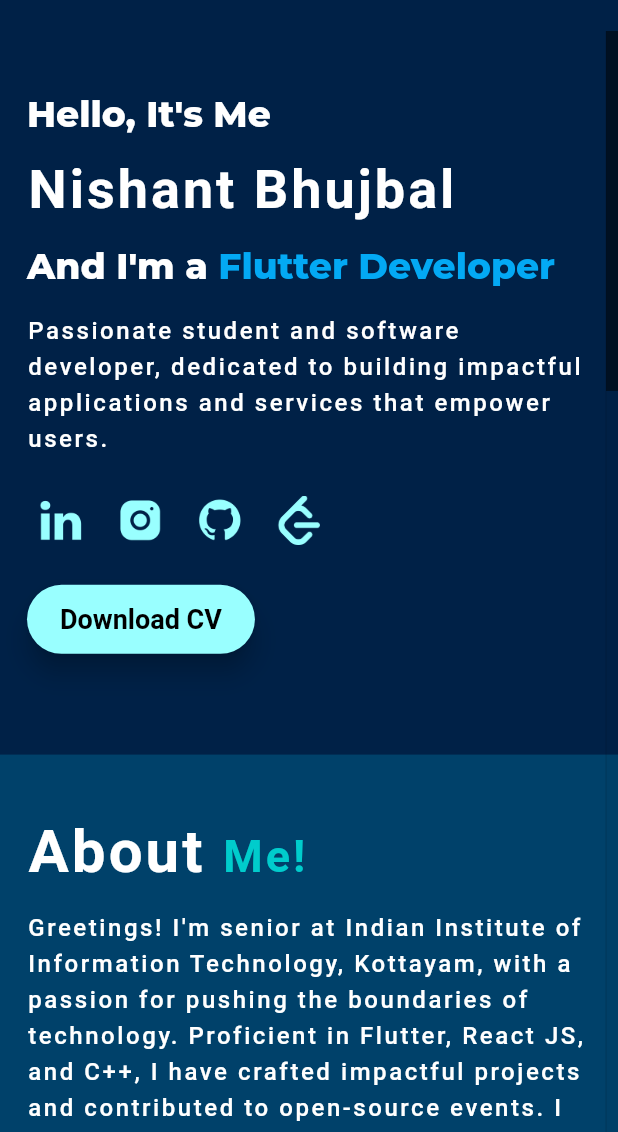
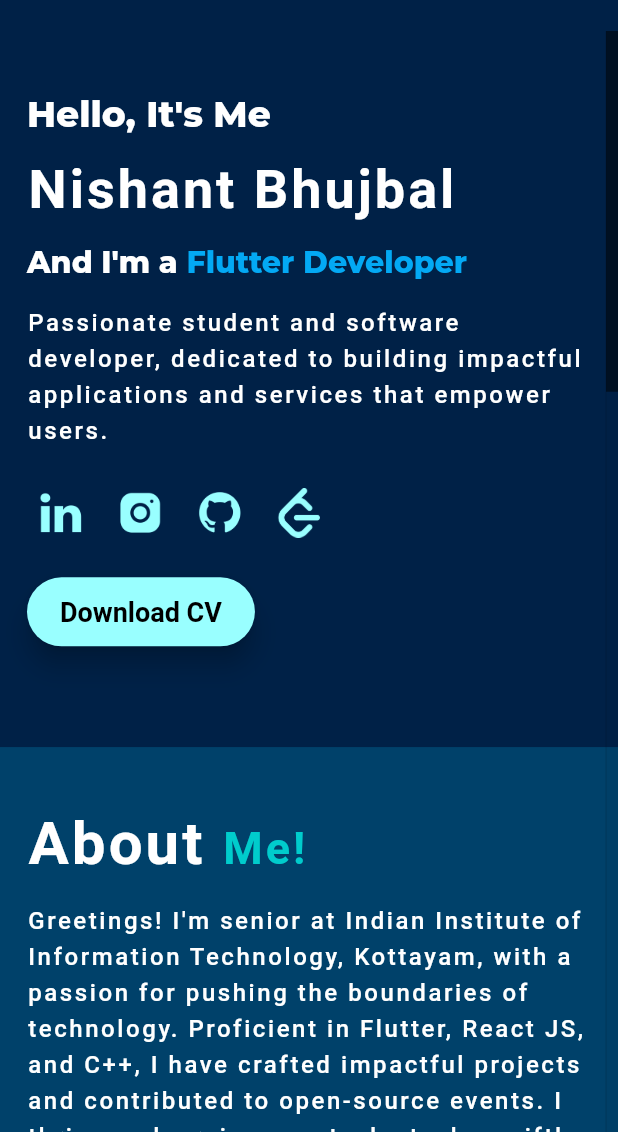
Before and after one commit to Nishant-Bhujbal/Portfolio, a Flutter app: the screen it shows after launch, on a phone screen of 412 x 824 dp, the part 104-1236 px from its top. Run offline on Flutter 3.47's test engine with Material 2 defaults, Android fonts, the phone set to English and light mode, and no system bars; drawn by our look-alikes of animated_text_kit, scrollable_positioned_list; our stand-ins replace animate_do, google_fonts; missing offline and left inert: dart:html.

Commit message:
homw_page font_size changed

```diff
--- a/lib/views/home_page.dart
+++ b/lib/views/home_page.dart
@@ -90,18 +90,18 @@ class _HomePageState extends State<HomePage> {
             children: [
               Text(
                 'And I\'m a ',
-                style: AppTextStyles.montserratStyle(color: Colors.white),
+                style: AppTextStyles.montserratStyle(color: Colors.white,fontSize: 20),
               ),
               AnimatedTextKit(
                 animatedTexts: [
                   TyperAnimatedText(
                     'Flutter Developer',
                     textStyle:
-                        AppTextStyles.montserratStyle(color: Colors.lightBlue),
+                        AppTextStyles.montserratStyle(color: Colors.lightBlue,fontSize: 20),
                   ),
                   TyperAnimatedText('Student',
                       textStyle: AppTextStyles.montserratStyle(
-                          color: Colors.lightBlue)),
+                          color: Colors.lightBlue,fontSize: 20)),
                 ],
                 pause: const Duration(milliseconds: 1000),
                 displayFullTextOnTap: true,
```
